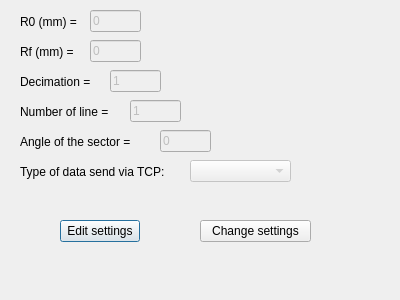
First picture: the form in Oscillo_RP/settings.ui, repository totodudu75004/qtgui, before the edit.
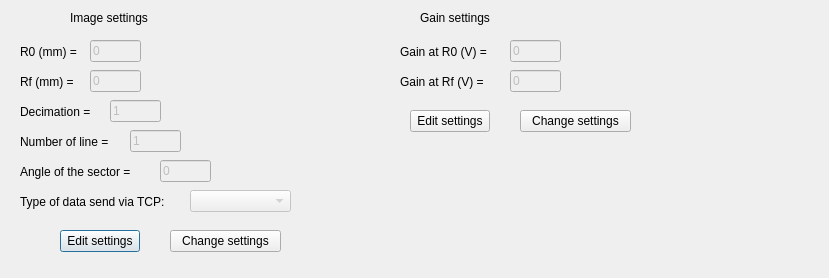
Second picture: the form after the edit.

Commit message: adding gain setting

What changed in the file:
```diff
--- a/Oscillo_RP/settings.ui
+++ b/Oscillo_RP/settings.ui
@@ -6,8 +6,8 @@
    <rect>
     <x>0</x>
     <y>0</y>
-    <width>400</width>
-    <height>300</height>
+    <width>829</width>
+    <height>278</height>
    </rect>
   </property>
   <property name="windowTitle">
@@ -17,7 +17,7 @@
    <property name="geometry">
     <rect>
      <x>20</x>
-     <y>14</y>
+     <y>44</y>
      <width>71</width>
      <height>16</height>
     </rect>
@@ -33,7 +33,7 @@
    <property name="geometry">
     <rect>
      <x>90</x>
-     <y>10</y>
+     <y>40</y>
      <width>51</width>
      <height>22</height>
     </rect>
@@ -49,7 +49,7 @@
    <property name="geometry">
     <rect>
      <x>20</x>
-     <y>44</y>
+     <y>74</y>
      <width>81</width>
      <height>16</height>
     </rect>
@@ -65,7 +65,7 @@
    <property name="geometry">
     <rect>
      <x>90</x>
-     <y>40</y>
+     <y>70</y>
      <width>51</width>
      <height>22</height>
     </rect>
@@ -81,7 +81,7 @@
    <property name="geometry">
     <rect>
      <x>20</x>
-     <y>74</y>
+     <y>104</y>
      <width>91</width>
      <height>16</height>
     </rect>
@@ -97,7 +97,7 @@
    <property name="geometry">
     <rect>
      <x>110</x>
-     <y>70</y>
+     <y>100</y>
      <width>51</width>
      <height>22</height>
     </rect>
@@ -113,7 +113,7 @@
    <property name="geometry">
     <rect>
      <x>20</x>
-     <y>104</y>
+     <y>134</y>
      <width>111</width>
      <height>16</height>
     </rect>
@@ -129,7 +129,7 @@
    <property name="geometry">
     <rect>
      <x>130</x>
-     <y>100</y>
+     <y>130</y>
      <width>51</width>
      <height>22</height>
     </rect>
@@ -148,7 +148,7 @@
    <property name="geometry">
     <rect>
      <x>160</x>
-     <y>130</y>
+     <y>160</y>
      <width>51</width>
      <height>22</height>
     </rect>
@@ -164,7 +164,7 @@
    <property name="geometry">
     <rect>
      <x>20</x>
-     <y>134</y>
+     <y>164</y>
      <width>131</width>
      <height>16</height>
     </rect>
@@ -177,7 +177,7 @@
    <property name="geometry">
     <rect>
      <x>20</x>
-     <y>164</y>
+     <y>194</y>
      <width>171</width>
      <height>16</height>
     </rect>
@@ -190,7 +190,7 @@
    <property name="geometry">
     <rect>
      <x>60</x>
-     <y>220</y>
+     <y>230</y>
      <width>80</width>
      <height>22</height>
     </rect>
@@ -202,8 +202,8 @@
   <widget class="QPushButton" name="pushButton_change">
    <property name="geometry">
     <rect>
-     <x>200</x>
-     <y>220</y>
+     <x>170</x>
+     <y>230</y>
      <width>111</width>
      <height>22</height>
     </rect>
@@ -219,12 +219,128 @@
    <property name="geometry">
     <rect>
      <x>190</x>
-     <y>160</y>
+     <y>190</y>
      <width>101</width>
      <height>22</height>
     </rect>
    </property>
   </widget>
+  <widget class="QLabel" name="label_image_settings">
+   <property name="geometry">
+    <rect>
+     <x>70</x>
+     <y>10</y>
+     <width>101</width>
+     <height>16</height>
+    </rect>
+   </property>
+   <property name="text">
+    <string>Image settings</string>
+   </property>
+  </widget>
+  <widget class="QLabel" name="label">
+   <property name="geometry">
+    <rect>
+     <x>420</x>
+     <y>10</y>
+     <width>131</width>
+     <height>16</height>
+    </rect>
+   </property>
+   <property name="text">
+    <string>Gain settings</string>
+   </property>
+  </widget>
+  <widget class="QLabel" name="label_gain0">
+   <property name="geometry">
+    <rect>
+     <x>400</x>
+     <y>44</y>
+     <width>111</width>
+     <height>16</height>
+    </rect>
+   </property>
+   <property name="text">
+    <string>Gain at R0 (V) =</string>
+   </property>
+  </widget>
+  <widget class="QLineEdit" name="lineEdit_gain0">
+   <property name="enabled">
+    <bool>false</bool>
+   </property>
+   <property name="geometry">
+    <rect>
+     <x>510</x>
+     <y>40</y>
+     <width>51</width>
+     <height>22</height>
+    </rect>
+   </property>
+   <property name="text">
+    <string>0</string>
+   </property>
+   <property name="maxLength">
+    <number>4</number>
+   </property>
+  </widget>
+  <widget class="QLineEdit" name="lineEdit_gainf">
+   <property name="enabled">
+    <bool>false</bool>
+   </property>
+   <property name="geometry">
+    <rect>
+     <x>510</x>
+     <y>70</y>
+     <width>51</width>
+     <height>22</height>
+    </rect>
+   </property>
+   <property name="text">
+    <string>0</string>
+   </property>
+   <property name="maxLength">
+    <number>4</number>
+   </property>
+  </widget>
+  <widget class="QLabel" name="label_gainf">
+   <property name="geometry">
+    <rect>
+     <x>400</x>
+     <y>74</y>
+     <width>101</width>
+     <height>16</height>
+    </rect>
+   </property>
+   <property name="text">
+    <string>Gain at Rf (V) =</string>
+   </property>
+  </widget>
+  <widget class="QPushButton" name="pushButton_change_gain">
+   <property name="geometry">
+    <rect>
+     <x>520</x>
+     <y>110</y>
+     <width>111</width>
+     <height>22</height>
+    </rect>
+   </property>
+   <property name="text">
+    <string>Change settings</string>
+   </property>
+  </widget>
+  <widget class="QPushButton" name="pushButton_edit_gain">
+   <property name="geometry">
+    <rect>
+     <x>410</x>
+     <y>110</y>
+     <width>80</width>
+     <height>22</height>
+    </rect>
+   </property>
+   <property name="text">
+    <string>Edit settings</string>
+   </property>
+  </widget>
  </widget>
  <resources/>
  <connections/>
```
The commit also changes 20 other files.
